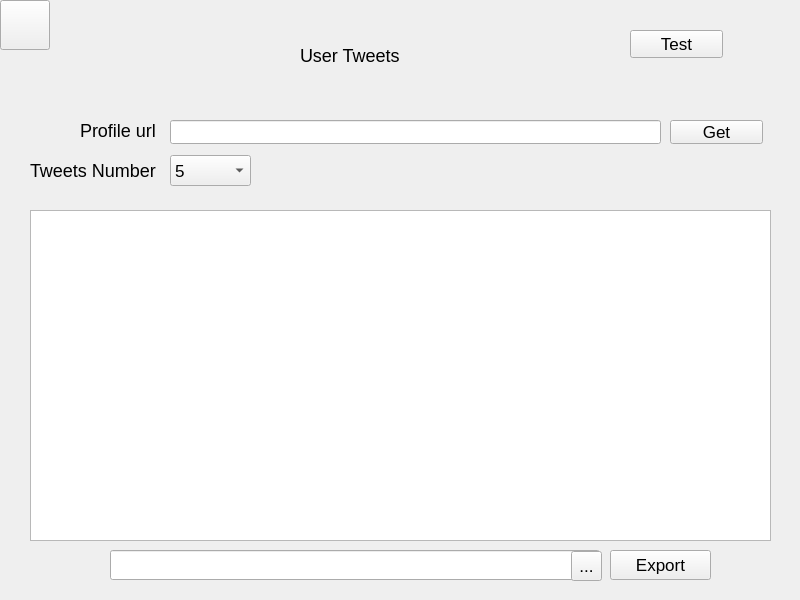
The window that main.ui (mido-99/Tweety) describes before a commit, drawn with Qt 5.
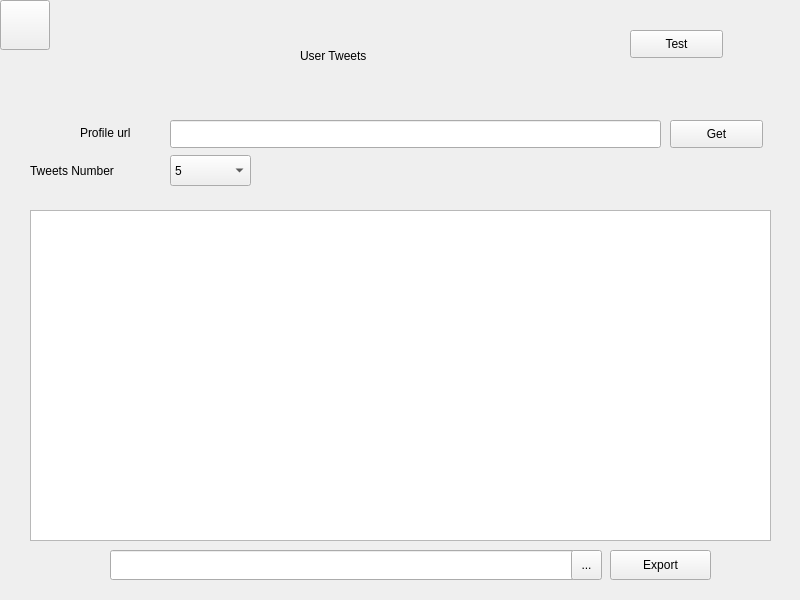
The same window after the commit. The open tabs and pages were chosen to show the change.

Commit message: Apply modern X theme styling

```diff
--- a/main.ui
+++ b/main.ui
@@ -26,31 +26,7 @@
    <string>MainWindow</string>
   </property>
   <property name="styleSheet">
-   <string notr="true">* {
-font-size: 17px;
-}
-
-QLabel[objectName*=&quot;title&quot;]{
-    qproperty-alignment: 'AlignCenter';
-	font-size: 30px;
-}
-
-QLabel {
-	font-size: 18px;
-}
-
-QPushButton[objectName*=&quot;back&quot;] {
-    border: none;
-}
-
-QPlainTextEdit {
-	font-size: 16px;
-}
-
-QLineEdit[objectName*=&quot;export&quot;] {
-	font-size: 12px;
-}
-</string>
+   <string notr="true"/>
   </property>
   <widget class="QWidget" name="centralwidget">
    <widget class="QStackedWidget" name="stackedWidget">
@@ -69,9 +45,7 @@
      </size>
     </property>
     <property name="font">
-     <font>
-      <pointsize>-1</pointsize>
-     </font>
+     <font/>
     </property>
     <property name="styleSheet">
      <string notr="true"/>
@@ -322,15 +296,13 @@
       <property name="geometry">
        <rect>
         <x>80</x>
-        <y>120</y>
+        <y>122</y>
         <width>121</width>
         <height>21</height>
        </rect>
       </property>
       <property name="font">
-       <font>
-        <pointsize>-1</pointsize>
-       </font>
+       <font/>
       </property>
       <property name="styleSheet">
        <string notr="true"/>
@@ -383,7 +355,7 @@
         <x>170</x>
         <y>120</y>
         <width>491</width>
-        <height>24</height>
+        <height>28</height>
        </rect>
       </property>
      </widget>
@@ -406,7 +378,7 @@
         <x>670</x>
         <y>120</y>
         <width>93</width>
-        <height>24</height>
+        <height>28</height>
        </rect>
       </property>
       <property name="text">
@@ -500,9 +472,7 @@
        </rect>
       </property>
       <property name="font">
-       <font>
-        <pointsize>-1</pointsize>
-       </font>
+       <font/>
       </property>
       <property name="styleSheet">
        <string notr="true"/>
@@ -525,7 +495,7 @@
       <property name="geometry">
        <rect>
         <x>571</x>
-        <y>551</y>
+        <y>550</y>
         <width>31</width>
         <height>30</height>
        </rect>
```
Left out of the diff: 20 changed lines with no effect on the pictures. The commit also changes 1 other file.
